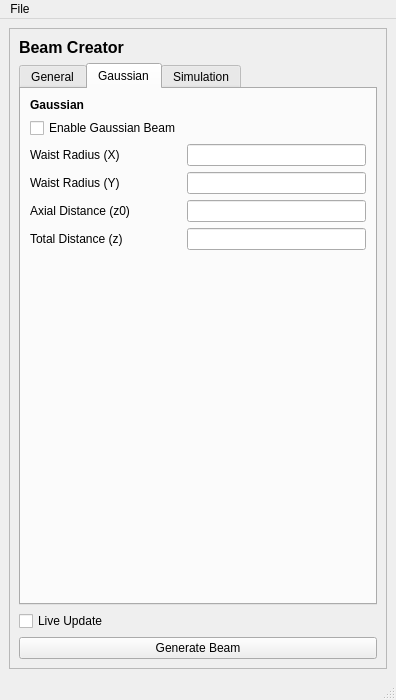
DeMarcoLab/juno, file juno/ui/qtdesigner_files/BeamCreation.ui: the form before one commit.
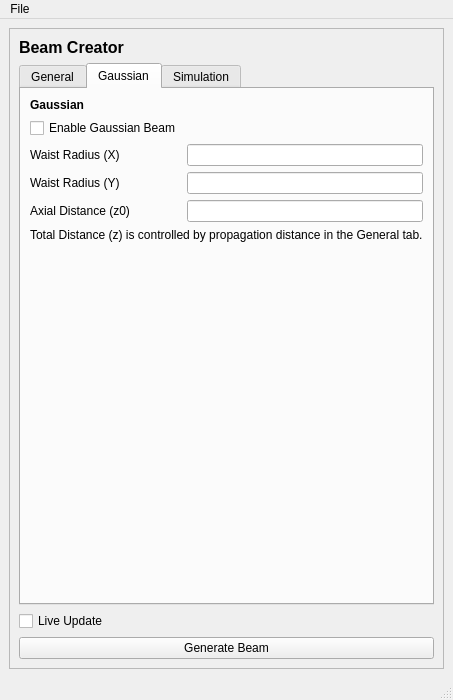
The form after the commit. The open tabs and pages were chosen to show the change.

Commit message: [UI] remove gaussian z distance from options as it didnt do anything

```diff
--- a/juno/ui/qtdesigner_files/BeamCreation.ui
+++ b/juno/ui/qtdesigner_files/BeamCreation.ui
@@ -299,13 +299,6 @@
            <string>Gaussian</string>
           </attribute>
           <layout class="QGridLayout" name="gridLayout_7">
-           <item row="5" column="0">
-            <widget class="QLabel" name="label_gaussian_z_total">
-             <property name="text">
-              <string>Total Distance (z)</string>
-             </property>
-            </widget>
-           </item>
            <item row="0" column="0">
             <widget class="QLabel" name="label_gaussian_header">
              <property name="font">
@@ -355,9 +348,6 @@
              </property>
             </spacer>
            </item>
-           <item row="5" column="1">
-            <widget class="QLineEdit" name="lineEdit_gaussian_axial_z_total"/>
-           </item>
            <item row="4" column="0">
             <widget class="QLabel" name="label_gaussian_z0">
              <property name="text">
@@ -372,6 +362,13 @@
              </property>
             </widget>
            </item>
+           <item row="5" column="0" colspan="2">
+            <widget class="QLabel" name="label_gaussian_z_total">
+             <property name="text">
+              <string>Total Distance (z) is controlled by propagation distance in the General tab.</string>
+             </property>
+            </widget>
+           </item>
           </layout>
          </widget>
          <widget class="QWidget" name="tab_grating">
```
Left out of the diff: 2 changed lines with no effect on the pictures. The commit also changes 2 other files.
